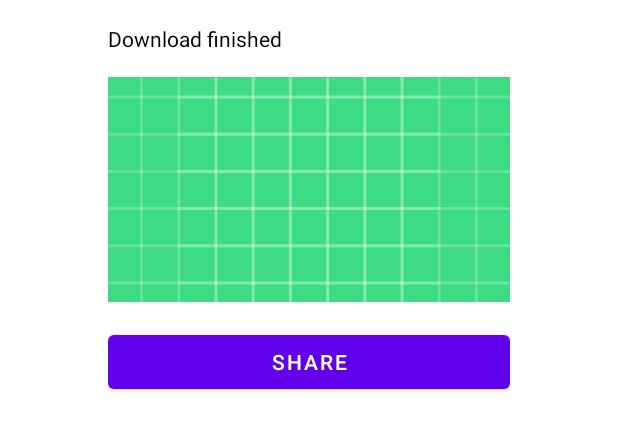
After one commit to aidatynybekkyzy/MVPGif, an Android app: the layout dialog_confirm_dl.xml on its own in the app's theme, with its tools: preview values and no code run, on a phone screen of 412 x 824 dp. The commit adds this screen. Shown: the top 430 px of the screen. Run offline under Robolectric (Android 15) with nearby library versions, the phone set to English and light mode, and no system bars.

Commit message:
added smth1

```diff
--- a/app/src/main/AndroidManifest.xml
+++ b/app/src/main/AndroidManifest.xml
@@ -3,6 +3,8 @@
     package="com.kimoterru.mvpgif">
 
     <uses-permission android:name="android.permission.INTERNET" />
+    <uses-permission android:name="android.permission.WRITE_EXTERNAL_STORAGE" /> // на запрашиваеие разрешение к записи
+    <uses-permission android:name="android.permission.READ_EXTERNAL_STORAGE" /> // запрос на чтение
 
     <application
         android:allowBackup="true"
--- a/app/src/main/java/com/kimoterru/mvpgif/MainActivityPresenter.kt
+++ b/app/src/main/java/com/kimoterru/mvpgif/MainActivityPresenter.kt
@@ -15,11 +15,13 @@ class MainActivityPresenter(val view: Contract.MainView?) : Contract.MainPresent
             object : Contract.MainListener {
                 override fun onResponse(response: GifResponse) {
                     processResponse(response)
+                    isLoading = false
+                    view?.showLoading(isLoading)
                 }
 
                 override fun onFailure(t: Throwable) {
                     view?.showError(t.message ?:"OOW")
-                    isLoading = false
+                    isLastPage = false
                     view?.showLoading(isLoading)
                 }
 
--- /dev/null
+++ b/app/src/main/res/layout/dialog_confirm_dl.xml
@@ -0,0 +1,29 @@
+<?xml version="1.0" encoding="utf-8"?>
+<LinearLayout
+    xmlns:android="http://schemas.android.com/apk/res/android"
+    android:layout_width="300dp"
+    android:layout_height="wrap_content"
+    android:padding="16dp"
+    android:layout_gravity="center_horizontal"
+    android:background="@color/white"
+    android:orientation="vertical"
+    >
+    <TextView
+        android:layout_width="wrap_content"
+        android:layout_height="wrap_content"
+        android:text="Download finished"
+        android:textColor="@color/black"/>
+    <ImageView
+        android:id="@+id/preview"
+        android:layout_width="match_parent"
+        android:layout_height="150dp"
+       android:layout_marginTop="16dp"
+        android:scaleType="centerCrop"
+        android:src="@drawable/ic_launcher_background"/>
+    <Button
+        android:id="@+id/share"
+        android:layout_width="match_parent"
+        android:layout_height="wrap_content"
+        android:layout_marginTop="16dp"
+        android:text="Share"/>
+</LinearLayout>
```
Also changed, not shown: app/src/main/java/com/kimoterru/mvpgif/MainActivity.kt (+63 -18 lines), app/src/main/res/layout/activity_main.xml (+34 -21 lines).
